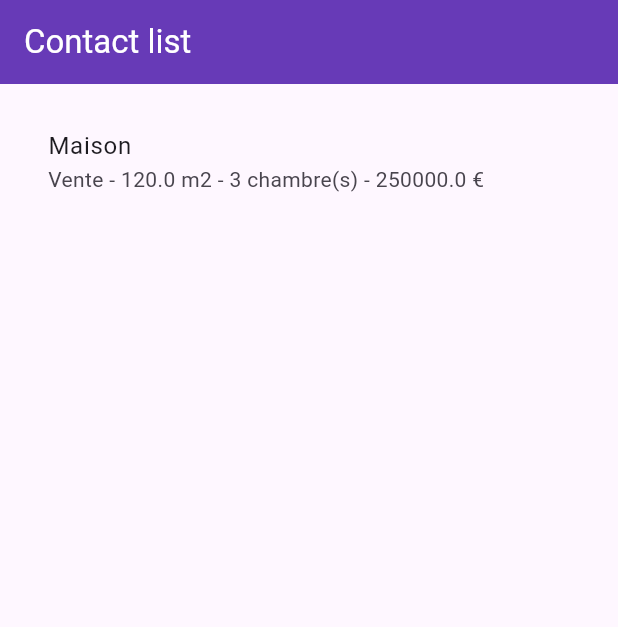
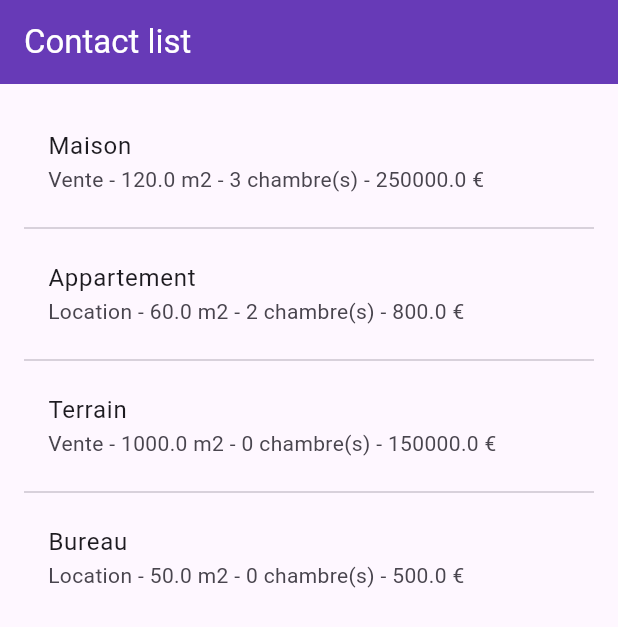
Before and after one commit to Mattofle/mobil_blocus, a Flutter app: the screen it shows after launch, on a phone screen of 412 x 824 dp. Shown: the top 627 px of the screen. Run offline on Flutter 3.47's test engine with Material 3 defaults, Android fonts, the phone set to English and light mode, and no system bars.

Commit message:
F02.3 liste de propriété

```diff
--- a/ex2/lib/home_screen.dart
+++ b/ex2/lib/home_screen.dart
@@ -1,4 +1,6 @@
+import 'package:ex2/property.dart';
 import 'package:ex2/porpertyWidget.dart';
+import 'package:ex2/property_row.dart';
 import 'package:flutter/cupertino.dart';
 import 'package:flutter/material.dart';
 
@@ -12,6 +14,8 @@ class HomeScreen extends StatefulWidget {
 class _HomeScreenState extends State<HomeScreen> {
   @override
   Widget build(BuildContext context) {
+    final displayedProperties = defaultProperties;
+
     return Scaffold(
       appBar: AppBar(
         title: const Text("Contact list",
@@ -20,16 +24,16 @@ class _HomeScreenState extends State<HomeScreen> {
       ),
       body: Container(
         padding: const EdgeInsets.all(16.0),
+          child: Center(
           child: SizedBox(
             width: 512.0,
-            child: PopertyWidget(
-              contract: 'Vente',
-              type: 'Maison',
-              m2: 120.0,
-              nbChambre: 3,
-              prix: 250000.0,
+            child: ListView.separated(
+              itemCount: displayedProperties.length,
+              itemBuilder: (context, index) =>
+                  PropertyRow(property: displayedProperties[index]), separatorBuilder: (BuildContext context, int index) { return Divider();},
             ),
           ),
+        ),
 
       ),
     );
--- a/ex2/lib/property.dart
+++ b/ex2/lib/property.dart
@@ -45,3 +45,5 @@ List<Property> _createProperties() {
     ),
   ];
 }
+
+final defaultProperties = _createProperties();
--- /dev/null
+++ b/ex2/lib/property_row.dart
@@ -0,0 +1,21 @@
+import 'package:ex2/property.dart';
+import 'package:flutter/cupertino.dart';
+import 'package:flutter/material.dart';
+
+class PropertyRow extends StatelessWidget {
+  final Property property;
+  const PropertyRow({
+    super.key,
+    required this.property,
+  });
+
+  @override
+  Widget build(BuildContext context) {
+    return ListTile(
+      title: Text(property.type),
+      subtitle: Text(
+          '${property.contract} - ${property.m2} m2 - ${property.nbChambre} chambre(s) - ${property.prix} €'
+      )
+    );
+  }
+}
```
